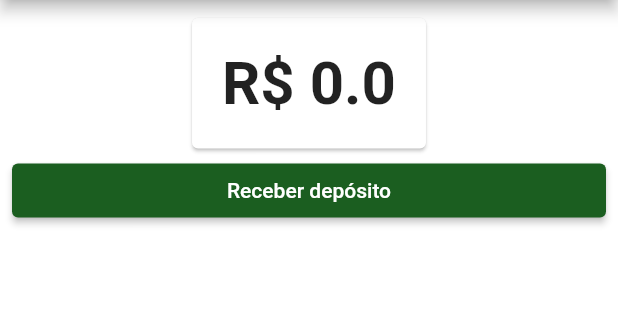
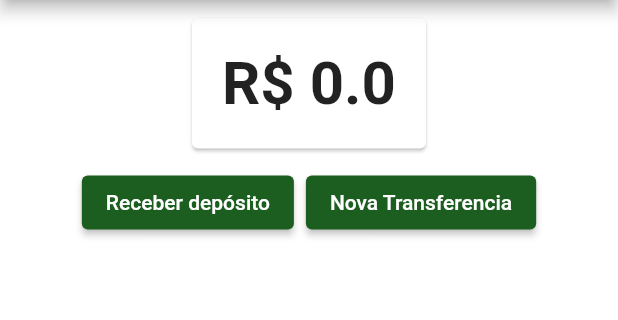
Before and after one commit to carlosmuller/formacao-flutter, a Flutter app: the screen it shows after launch, on a phone screen of 412 x 824 dp, the part 84-404 px from its top. Run offline on Flutter 3.47's test engine with Material 2 defaults, Android fonts, the phone set to English and light mode, and no system bars.

Commit message:
chore: gerenciando nova transferencia via estado

```diff
--- a/lib/models/saldo.dart
+++ b/lib/models/saldo.dart
@@ -20,4 +20,6 @@ class Saldo extends ChangeNotifier{
   String toString() {
     return 'R\$ $_valor';
   }
+
+  bool temSaldoSuficiente(double valor) => valor <= _valor;
 }
--- /dev/null
+++ b/lib/models/transferencias.dart
@@ -0,0 +1,20 @@
+import 'package:bytebank/models/transferencia.dart';
+import 'package:flutter/material.dart';
+
+class Transferencias extends ChangeNotifier{
+  final List<Transferencia> _transferencias = List.empty(growable: true);
+
+
+  List<Transferencia> get transferencias => _transferencias;
+
+  get length => _transferencias.length;
+
+  void adiciona(Transferencia transferencia){
+    _transferencias.add(transferencia);
+    notifyListeners();
+  }
+
+  Transferencia get(int indice) => _transferencias[indice];
+
+
+}
--- a/lib/screens/dashboard/dashboard.dart
+++ b/lib/screens/dashboard/dashboard.dart
@@ -1,5 +1,6 @@
 import 'package:bytebank/screens/dashboard/saldo.dart';
 import 'package:bytebank/screens/deposito/formulario.dart';
+import 'package:bytebank/screens/transferencia/formulario.dart';
 import 'package:flutter/material.dart';
 
 class Dashboard extends StatelessWidget {
@@ -16,6 +17,9 @@ class Dashboard extends StatelessWidget {
               alignment: Alignment.topCenter,
               child: SaldoCard(),
             ),
+            ButtonBar(
+              alignment: MainAxisAlignment.center,
+              children: [
                 ElevatedButton(
                   onPressed: () {
                     Navigator.push(
@@ -29,6 +33,21 @@ class Dashboard extends StatelessWidget {
                   },
                   child: Text('Receber depósito'),
                 ),
+                ElevatedButton(
+                  onPressed: () {
+                    Navigator.push(
+                      context,
+                      MaterialPageRoute(
+                        builder: (context) {
+                          return FormularioTransferencia();
+                        },
+                      ),
+                    );
+                  },
+                  child: Text('Nova Transferencia'),
+                ),
+              ],
+            ),
           ],
         ),
       ),
--- a/lib/screens/deposito/formulario.dart
+++ b/lib/screens/deposito/formulario.dart
@@ -41,6 +41,7 @@ class FormularioDeposito extends StatelessWidget {
     if (_validaDeposito(valor)) {
       _atualizaEstado(context, valor!);
       Navigator.of(context).pop();
+      return;
     }
     ScaffoldMessenger.of(context).showSnackBar(
       const SnackBar(
```
Also changed, not shown: lib/main.dart (+11 -2 lines), lib/screens/transferencia/formulario.dart (+40 -13 lines), lib/screens/transferencia/lista.dart (+18 -28 lines). Lines whose indentation alone changed are shown as unchanged.
